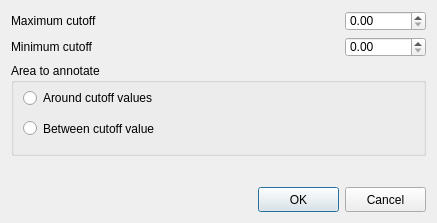
Qt form src/corelibs/U2View/src/ov_sequence/ui/SaveGraphCutoffsDialog.ui (violethaze74/ugene) before a commit.
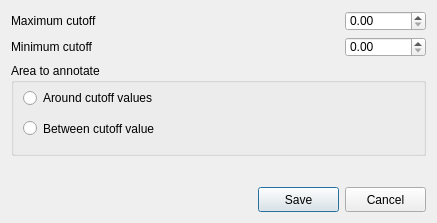
The same form after that commit.

Commit message: UGENE-597 update: annotations saving improved, dialog validator added

```diff
--- a/src/corelibs/U2View/src/ov_sequence/ui/SaveGraphCutoffsDialog.ui
+++ b/src/corelibs/U2View/src/ov_sequence/ui/SaveGraphCutoffsDialog.ui
@@ -238,7 +238,7 @@
       </size>
      </property>
      <property name="text">
-      <string>OK</string>
+      <string>Save</string>
      </property>
     </widget>
    </item>
```
The commit also changes 3 other files.
